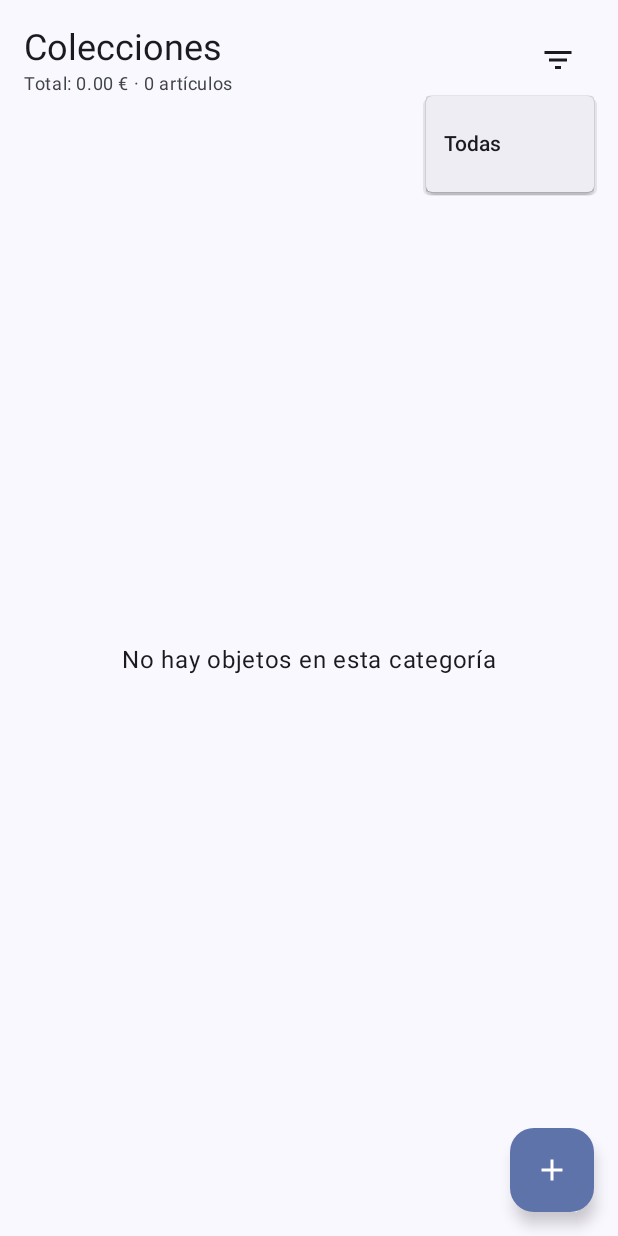
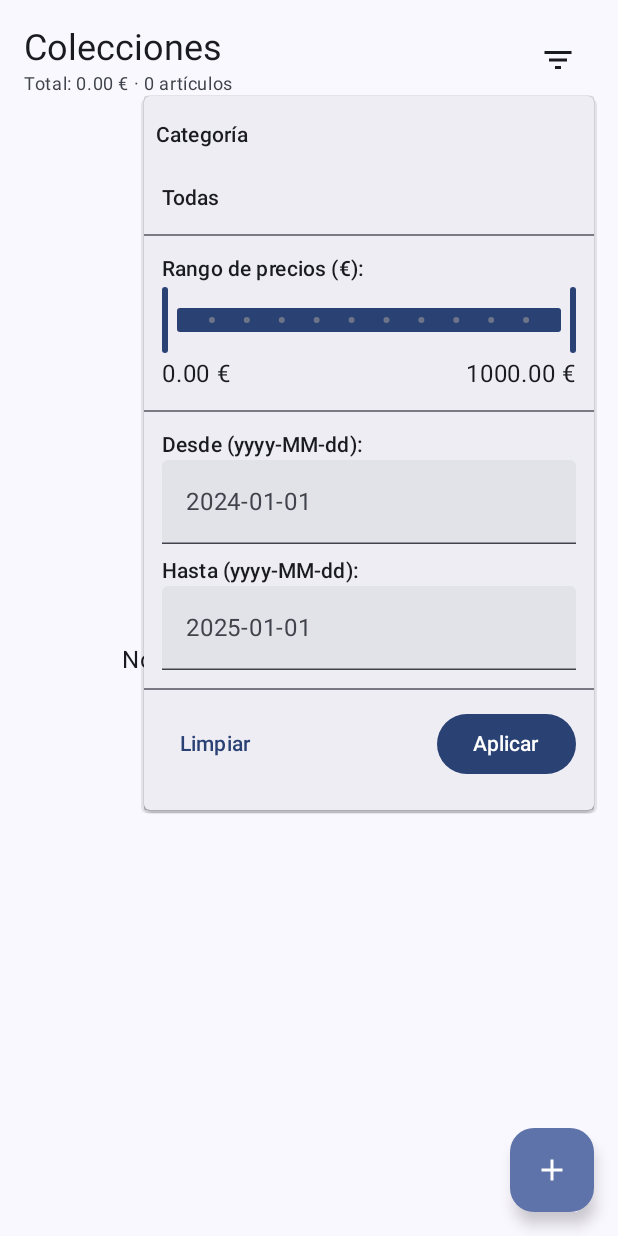
Before and after one commit to GonzaloTejedor/GotIt, an Android app built with Jetpack Compose: the PantallaColeccion screen opened through its navigation route, after a tap on "Filtrar", on a phone screen of 412 x 824 dp. Run offline under Robolectric (Android 15) with nearby library versions, the phone set to English and light mode, and no system bars; our stand-ins replace Room's generated code.

Commit message:
Cambios en los filtros

```diff
--- a/app/src/main/java/com/example/gotit/ui/screens/PantallaColeccion.kt
+++ b/app/src/main/java/com/example/gotit/ui/screens/PantallaColeccion.kt
@@ -10,12 +10,16 @@ import androidx.compose.material3.*
 import androidx.compose.runtime.*
 import androidx.compose.ui.Alignment
 import androidx.compose.ui.Modifier
+import androidx.compose.ui.text.input.KeyboardType
+import androidx.compose.foundation.text.KeyboardOptions
 import androidx.compose.ui.unit.dp
 import androidx.navigation.NavController
 import com.example.gotit.data.model.ObjetoColeccion
 import com.example.gotit.ui.components.TarjetaObjeto
 import com.example.gotit.ui.components.DetalleObjeto
 import com.example.gotit.viewmodel.ColeccionViewModel
+import java.time.LocalDate
+import java.time.format.DateTimeFormatter
 
 @OptIn(ExperimentalMaterial3Api::class)
 @Composable
@@ -27,9 +31,19 @@ fun PantallaColeccion(
     var objetoSeleccionado by remember { mutableStateOf<ObjetoColeccion?>(null) }
     val sheetState = rememberModalBottomSheetState(skipPartiallyExpanded = true)
 
+    // Filtros activos
     var categoriaSeleccionada by remember { mutableStateOf("Todas") }
+    var precioRangoActivo by remember { mutableStateOf(0f..1000f) }
+    var fechaInicioActiva by remember { mutableStateOf("") }
+    var fechaFinActiva by remember { mutableStateOf("") }
+
+    // Filtro temporales
+    var categoriaTemp by remember { mutableStateOf("Todas") }
+    var precioRangoTemp by remember { mutableStateOf(0f..1000f) }
+    var fechaInicioTemp by remember { mutableStateOf("") }
+    var fechaFinTemp by remember { mutableStateOf("") }
+
     val categoriasDisponibles = listOf("Todas") + objetos.map { it.categoria }.distinct()
-
     val totalArticulos = objetos.size
     val totalValor = objetos.sumOf { it.precio }
 
@@ -67,7 +81,6 @@ fun PantallaColeccion(
                 .padding(padding)
                 .padding(16.dp)
         ) {
-            // CABECERA CON TÍTULO, RESUMEN Y FILTRO
             Row(
                 modifier = Modifier.fillMaxWidth(),
                 verticalAlignment = Alignment.CenterVertically,
@@ -94,16 +107,87 @@ fun PantallaColeccion(
 
                     DropdownMenu(
                         expanded = expanded,
-                        onDismissRequest = { expanded = false }
+                        onDismissRequest = { expanded = false },
+                        modifier = Modifier.width(300.dp)
                     ) {
+                        Text("Categoría", style = MaterialTheme.typography.labelLarge, modifier = Modifier.padding(8.dp))
                         categoriasDisponibles.forEach { categoria ->
                             DropdownMenuItem(
                                 text = { Text(categoria) },
                                 onClick = {
-                                    categoriaSeleccionada = categoria
-                                    expanded = false
+                                    categoriaTemp = categoria
                                 }
                             )
+                        }
+
+                        Divider()
+
+                        Column(modifier = Modifier.padding(12.dp)) {
+                            Text("Rango de precios (€):", style = MaterialTheme.typography.labelLarge)
+                            RangeSlider(
+                                value = precioRangoTemp,
+                                onValueChange = { precioRangoTemp = it },
+                                valueRange = 0f..1000f,
+                                steps = 10
+                            )
+                            Row(
+                                modifier = Modifier.fillMaxWidth(),
+                                horizontalArrangement = Arrangement.SpaceBetween
+                            ) {
+                                Text("%.2f €".format(precioRangoTemp.start))
+                                Text("%.2f €".format(precioRangoTemp.endInclusive))
+                            }
+                        }
+
+                        Divider()
+
+                        Column(modifier = Modifier.padding(12.dp)) {
+                            Text("Desde (yyyy-MM-dd):", style = MaterialTheme.typography.labelLarge)
+                            TextField(
+                                value = fechaInicioTemp,
+                                onValueChange = { fechaInicioTemp = it },
+                                placeholder = { Text("2024-01-01") },
+                                singleLine = true,
+                                keyboardOptions = KeyboardOptions(keyboardType = KeyboardType.Number),
+                                modifier = Modifier.fillMaxWidth()
+                            )
+                            Spacer(modifier = Modifier.height(8.dp))
+                            Text("Hasta (yyyy-MM-dd):", style = MaterialTheme.typography.labelLarge)
+                            TextField(
+                                value = fechaFinTemp,
+                                onValueChange = { fechaFinTemp = it },
+                                placeholder = { Text("2025-01-01") },
+                                singleLine = true,
+                                keyboardOptions = KeyboardOptions(keyboardType = KeyboardType.Number),
+                                modifier = Modifier.fillMaxWidth()
+                            )
+                        }
+
+                        Divider()
+
+                        Row(
+                            modifier = Modifier
+                                .fillMaxWidth()
+                                .padding(12.dp),
+                            horizontalArrangement = Arrangement.SpaceBetween
+                        ) {
+                            TextButton(onClick = {
+                                categoriaTemp = "Todas"
+                                precioRangoTemp = 0f..1000f
+                                fechaInicioTemp = ""
+                                fechaFinTemp = ""
+                            }) {
+                                Text("Limpiar")
+                            }
+                            Button(onClick = {
+                                categoriaSeleccionada = categoriaTemp
+                                precioRangoActivo = precioRangoTemp
+                                fechaInicioActiva = fechaInicioTemp
+                                fechaFinActiva = fechaFinTemp
+                                expanded = false
+                            }) {
+                                Text("Aplicar")
+                            }
                         }
                     }
                 }
@@ -111,10 +195,10 @@ fun PantallaColeccion(
 
             Spacer(modifier = Modifier.height(8.dp))
 
-            val objetosFiltrados = if (categoriaSeleccionada == "Todas") {
-                objetos
-            } else {
-                objetos.filter { it.categoria == categoriaSeleccionada }
+            val objetosFiltrados = objetos.filter { objeto ->
+                (categoriaSeleccionada == "Todas" || objeto.categoria == categoriaSeleccionada) &&
+                        objeto.precio in precioRangoActivo &&
+                        estaEnRangoDeFecha(objeto.fecha, fechaInicioActiva, fechaFinActiva)
             }
 
             if (objetosFiltrados.isEmpty()) {
@@ -173,3 +257,18 @@ fun PantallaColeccion(
         }
     }
 }
+
+private val fechaFormatter: DateTimeFormatter = DateTimeFormatter.ofPattern("yyyy-MM-dd")
+
+private fun estaEnRangoDeFecha(fecha: String, inicio: String, fin: String): Boolean {
+    return try {
+        val fechaObj = LocalDate.parse(fecha, fechaFormatter)
+        val inicioObj = if (inicio.isNotBlank()) LocalDate.parse(inicio, fechaFormatter) else null
+        val finObj = if (fin.isNotBlank()) LocalDate.parse(fin, fechaFormatter) else null
+
+        (inicioObj == null || !fechaObj.isBefore(inicioObj)) &&
+                (finObj == null || !fechaObj.isAfter(finObj))
+    } catch (e: Exception) {
+        true
+    }
+}
--- a/app/src/main/java/com/example/gotit/ui/screens/PantallaInicio.kt
+++ b/app/src/main/java/com/example/gotit/ui/screens/PantallaInicio.kt
@@ -11,10 +11,28 @@ import androidx.compose.ui.text.font.FontWeight
 import androidx.compose.ui.unit.dp
 import androidx.compose.ui.unit.sp
 import androidx.navigation.NavController
+import androidx.compose.ui.layout.ContentScale
+import com.example.gotit.R
+import androidx.compose.ui.graphics.Color
 
 @Composable
 fun PantallaInicio(navController: NavController) {
     Surface(modifier = Modifier.fillMaxSize()) {
+        Box(
+            modifier = Modifier.fillMaxSize()
+        ) {
+
+            Image(
+                painter = painterResource(id = R.drawable.mi_logo),
+                contentDescription = "Logo de GotIt",
+                modifier = Modifier
+                    .fillMaxWidth()
+                    .height(300.dp)
+                    .align(Alignment.TopCenter),
+                contentScale = ContentScale.Fit
+            )
+
+
             Column(
                 modifier = Modifier
                     .fillMaxSize()
@@ -22,11 +40,12 @@ fun PantallaInicio(navController: NavController) {
                 verticalArrangement = Arrangement.Center,
                 horizontalAlignment = Alignment.CenterHorizontally
             ) {
-            // Puedes reemplazar esto por un logo con Image()
                 Text(
                     text = "GotIt!",
                     fontSize = 48.sp,
-                fontWeight = FontWeight.Bold
+                    fontWeight = FontWeight.ExtraBold,
+                    color = Color(0xFF1565C0) // azul fuerte
+
                 )
 
                 Spacer(modifier = Modifier.height(48.dp))
@@ -40,3 +59,4 @@ fun PantallaInicio(navController: NavController) {
             }
         }
     }
+}
```
Also changed, not shown: app/src/main/res/drawable/mi_logo.png (added). Lines whose indentation alone changed are shown as unchanged.
